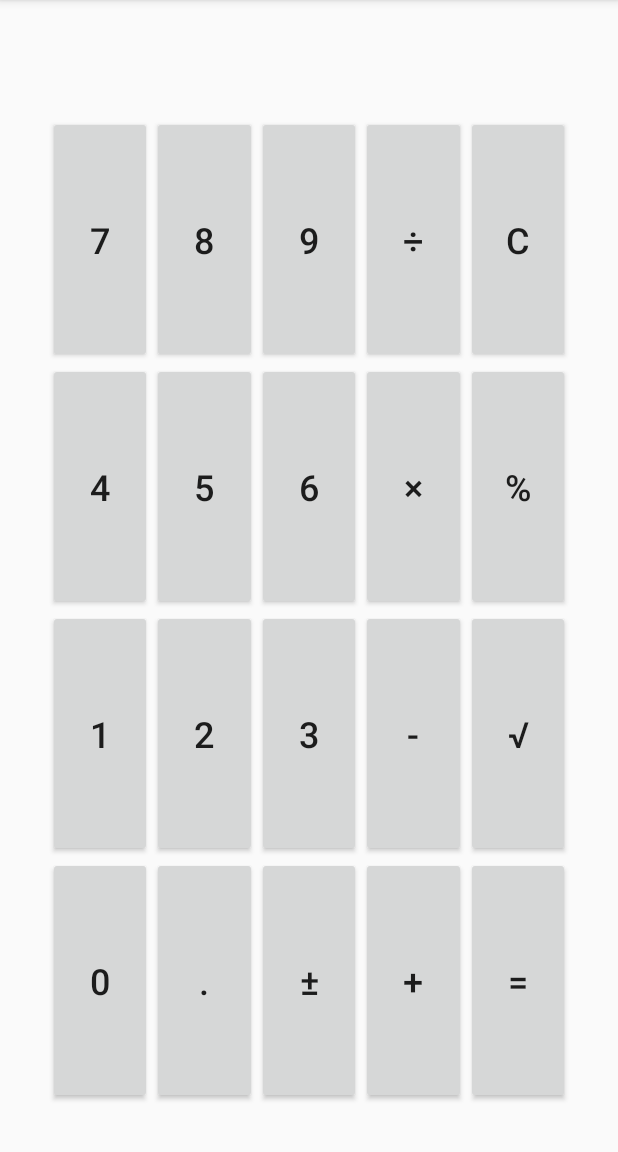
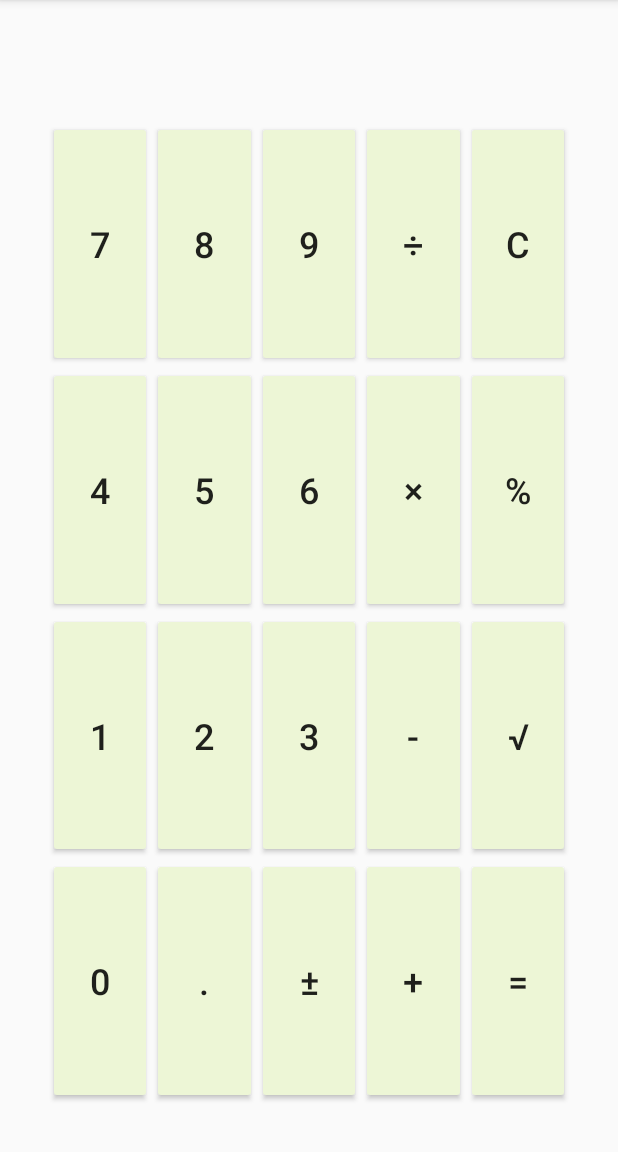
Before and after one commit to KBF1973/Calculator, an Android app: the screen it shows after launch (MainActivity), on a phone screen of 412 x 824 dp, the part 84-1236 px from its top. Run offline under Robolectric (Android 15) with nearby library versions, the phone set to English and light mode, and no system bars.

Commit message:
commit 4 - fixed buttons

```diff
--- a/app/src/main/java/com/example/jsu/calculator/MainActivity.java
+++ b/app/src/main/java/com/example/jsu/calculator/MainActivity.java
@@ -134,7 +134,7 @@ public class MainActivity extends AppCompatActivity implements View.OnClickListe
 
             case R.id.btnDecimal:
                 if(dec) {
-
+                //do nothing - prohibits additional decimals from being entered
                 }
                 else{
                     showValue.append(btnDecimal.getText() + "");
@@ -202,7 +202,6 @@ public class MainActivity extends AppCompatActivity implements View.OnClickListe
             case R.id.btnEquals:
                 inputTwo = Double.parseDouble(showValue.getText() + "");
                 secondInput = inputTwo;
-                dec = false;
 
                 if(add){
                     double addSolution = (firstInput + secondInput);
@@ -231,19 +230,14 @@ public class MainActivity extends AppCompatActivity implements View.OnClickListe
                 break;
 
             case R.id.btnSigned:
-                try {
+
                     showValue.append("-");
                     break;
 
                 }
-                catch (Exception e){}
 
 
             }
-
-
-        }
-
 
     @Override
     public boolean onCreateOptionsMenu(Menu menu) {
--- a/app/src/main/res/layout/content_main.xml
+++ b/app/src/main/res/layout/content_main.xml
@@ -27,7 +27,7 @@
         android:layout_width="wrap_content"
         android:layout_height="wrap_content"
         android:orientation="horizontal"
-        app:layout_constraintGuide_begin="45dp" />
+        app:layout_constraintGuide_begin="32dp" />
 
     <android.support.constraint.Guideline
         android:id="@+id/guideline4"
@@ -49,7 +49,7 @@
         android:inputType=""
         android:textAlignment="textEnd"
         android:textDirection="anyRtl"
-        android:textSize="18sp"
+        android:textSize="30sp"
         app:layout_constraintBottom_toTopOf="@+id/guideline4"
         app:layout_constraintEnd_toStartOf="@+id/guideline2"
         app:layout_constraintStart_toStartOf="@+id/guideline"
@@ -61,13 +61,16 @@
         android:id="@+id/btn7"
         android:layout_width="0dp"
         android:layout_height="0dp"
+        android:backgroundTint="@color/colorAccent"
         android:gravity="fill"
+        android:padding="0dp"
         android:text="@string/_7"
         android:textAlignment="center"
         android:textSize="24sp"
         app:layout_constraintBottom_toTopOf="@+id/btn4"
         app:layout_constraintEnd_toStartOf="@+id/btn8"
         app:layout_constraintHorizontal_bias="0.5"
+        app:layout_constraintHorizontal_chainStyle="packed"
         app:layout_constraintStart_toEndOf="@+id/guideline"
         app:layout_constraintTop_toBottomOf="@+id/inputOutput" />
 
@@ -75,7 +78,9 @@
         android:id="@+id/btn8"
         android:layout_width="0dp"
         android:layout_height="0dp"
+        android:backgroundTint="@color/colorAccent"
         android:gravity="fill"
+        android:padding="0dp"
         android:text="@string/_8"
         android:textAlignment="center"
         android:textSize="24sp"
@@ -89,7 +94,9 @@
         android:id="@+id/btn9"
         android:layout_width="0dp"
         android:layout_height="0dp"
+        android:backgroundTint="@color/colorAccent"
         android:gravity="fill"
+        android:padding="0dp"
         android:text="@string/_9"
         android:textAlignment="center"
         android:textSize="24sp"
@@ -97,13 +104,16 @@
         app:layout_constraintEnd_toStartOf="@+id/btnDivision"
         app:layout_constraintHorizontal_bias="0.5"
         app:layout_constraintStart_toEndOf="@+id/btn8"
-        app:layout_constraintTop_toBottomOf="@+id/inputOutput" />
+        app:layout_constraintTop_toBottomOf="@+id/inputOutput"
+        app:layout_constraintVertical_chainStyle="spread_inside" />
 
     <Button
         android:id="@+id/btnDivision"
         android:layout_width="0dp"
         android:layout_height="0dp"
+        android:backgroundTint="@color/colorAccent"
         android:gravity="fill"
+        android:padding="0dp"
         android:text="@string/btn_division"
         android:textAlignment="center"
         android:textSize="24sp"
@@ -117,7 +127,9 @@
         android:id="@+id/btnClear"
         android:layout_width="0dp"
         android:layout_height="0dp"
+        android:backgroundTint="@color/colorAccent"
         android:gravity="fill"
+        android:padding="0dp"
         android:text="@string/c"
         android:textAlignment="center"
         android:textSize="24sp"
@@ -131,14 +143,16 @@
         android:id="@+id/btn4"
         android:layout_width="0dp"
         android:layout_height="0dp"
+        android:backgroundTint="@color/colorAccent"
         android:gravity="fill"
+        android:padding="0dp"
         android:text="@string/_4"
         android:textAlignment="center"
         android:textSize="24sp"
         app:layout_constraintBottom_toTopOf="@+id/btn1"
         app:layout_constraintEnd_toStartOf="@+id/btn5"
         app:layout_constraintHorizontal_bias="0.5"
-        app:layout_constraintHorizontal_chainStyle="spread_inside"
+        app:layout_constraintHorizontal_chainStyle="packed"
         app:layout_constraintStart_toEndOf="@+id/guideline"
         app:layout_constraintTop_toBottomOf="@+id/btn7" />
 
@@ -146,7 +160,9 @@
         android:id="@+id/btn5"
         android:layout_width="0dp"
         android:layout_height="0dp"
+        android:backgroundTint="@color/colorAccent"
         android:gravity="fill"
+        android:padding="0dp"
         android:text="@string/_5"
         android:textAlignment="center"
         android:textSize="24sp"
@@ -160,7 +176,9 @@
         android:id="@+id/btn6"
         android:layout_width="0dp"
         android:layout_height="0dp"
+        android:backgroundTint="@color/colorAccent"
         android:gravity="fill"
+        android:padding="0dp"
         android:text="@string/_6"
         android:textAlignment="center"
         android:textSize="24sp"
@@ -174,7 +192,9 @@
         android:id="@+id/btnMultiplication"
         android:layout_width="0dp"
         android:layout_height="0dp"
+        android:backgroundTint="@color/colorAccent"
         android:gravity="fill"
+        android:padding="0dp"
         android:text="@string/btn_multiplication"
         android:textAlignment="center"
         android:textSize="24sp"
@@ -188,7 +208,9 @@
         android:id="@+id/btnPercent"
         android:layout_width="0dp"
         android:layout_height="0dp"
+        android:backgroundTint="@color/colorAccent"
         android:gravity="fill"
+        android:padding="0dp"
         android:text="@string/_percent"
         android:textAlignment="center"
         android:textSize="24sp"
@@ -202,7 +224,9 @@
         android:id="@+id/btn1"
         android:layout_width="0dp"
         android:layout_height="0dp"
+        android:backgroundTint="@color/colorAccent"
         android:gravity="fill"
+        android:padding="0dp"
         android:text="@string/_1"
         android:textAlignment="center"
         android:textSize="24sp"
@@ -217,7 +241,9 @@
         android:id="@+id/btn2"
         android:layout_width="0dp"
         android:layout_height="0dp"
+        android:backgroundTint="@color/colorAccent"
         android:gravity="fill"
+        android:padding="0dp"
         android:text="@string/_2"
         android:textAlignment="center"
         android:textSize="24sp"
@@ -231,7 +257,9 @@
         android:id="@+id/btn3"
         android:layout_width="0dp"
         android:layout_height="0dp"
+        android:backgroundTint="@color/colorAccent"
         android:gravity="fill"
+        android:padding="0dp"
         android:text="@string/_3"
         android:textAlignment="center"
         android:textSize="24sp"
@@ -245,7 +273,9 @@
         android:id="@+id/btnSubtraction"
         android:layout_width="0dp"
         android:layout_height="0dp"
+        android:backgroundTint="@color/colorAccent"
         android:gravity="fill"
+        android:padding="0dp"
         android:text="@string/_minus"
         android:textAlignment="center"
         android:textSize="24sp"
@@ -259,7 +289,9 @@
         android:id="@+id/btnSquare"
         android:layout_width="0dp"
         android:layout_height="0dp"
+        android:backgroundTint="@color/colorAccent"
         android:gravity="fill"
+        android:padding="0dp"
         android:text="@string/btn_squared"
         android:textAlignment="center"
         android:textSize="24sp"
@@ -273,7 +305,9 @@
         android:id="@+id/btn0"
         android:layout_width="0dp"
         android:layout_height="0dp"
+        android:backgroundTint="@color/colorAccent"
         android:gravity="fill"
+        android:padding="0dp"
         android:text="@string/_0"
         android:textAlignment="center"
         android:textSize="24sp"
@@ -287,7 +321,9 @@
         android:id="@+id/btnDecimal"
         android:layout_width="0dp"
         android:layout_height="0dp"
+        android:backgroundTint="@color/colorAccent"
         android:gravity="fill"
+        android:padding="0dp"
         android:text="@string/_decimal"
         android:textAlignment="center"
         android:textSize="24sp"
@@ -301,7 +337,9 @@
         android:id="@+id/btnSigned"
         android:layout_width="0dp"
         android:layout_height="0dp"
+        android:backgroundTint="@color/colorAccent"
         android:gravity="fill"
+        android:padding="0dp"
         android:text="@string/btn_signed"
         android:textAlignment="center"
         android:textSize="24sp"
@@ -315,7 +353,9 @@
         android:id="@+id/btnAddition"
         android:layout_width="0dp"
         android:layout_height="0dp"
+        android:backgroundTint="@color/colorAccent"
         android:gravity="fill"
+        android:padding="0dp"
         android:text="@string/_plus"
         android:textAlignment="center"
         android:textSize="24sp"
@@ -329,7 +369,9 @@
         android:id="@+id/btnEquals"
         android:layout_width="0dp"
         android:layout_height="0dp"
+        android:backgroundTint="@color/colorAccent"
         android:gravity="fill"
+        android:padding="0dp"
         android:text="@string/_equals"
         android:textAlignment="center"
         android:textSize="24sp"
--- a/app/src/main/res/values/colors.xml
+++ b/app/src/main/res/values/colors.xml
@@ -2,5 +2,5 @@
 <resources>
     <color name="colorPrimary">#B6DCA5</color>
     <color name="colorPrimaryDark">#00574B</color>
-    <color name="colorAccent">#A8E19C</color>
+    <color name="colorAccent">#edf6d6</color>
 </resources>
```
